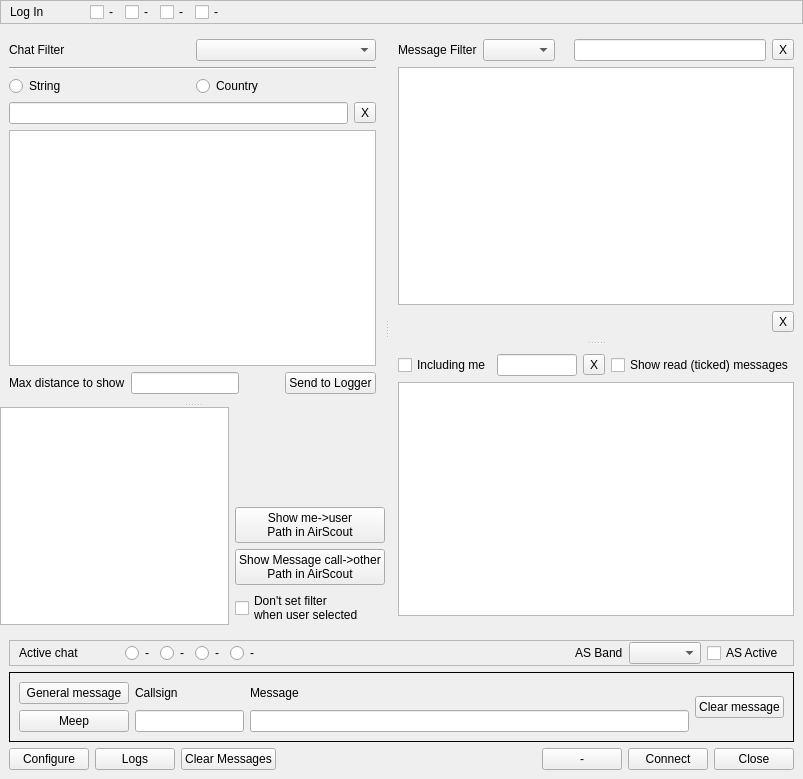
First picture: the form in mqt/MqtKSTClient/kstmainwindow.ui, repository Rsclub22/Minos2-Mirror, before the edit.
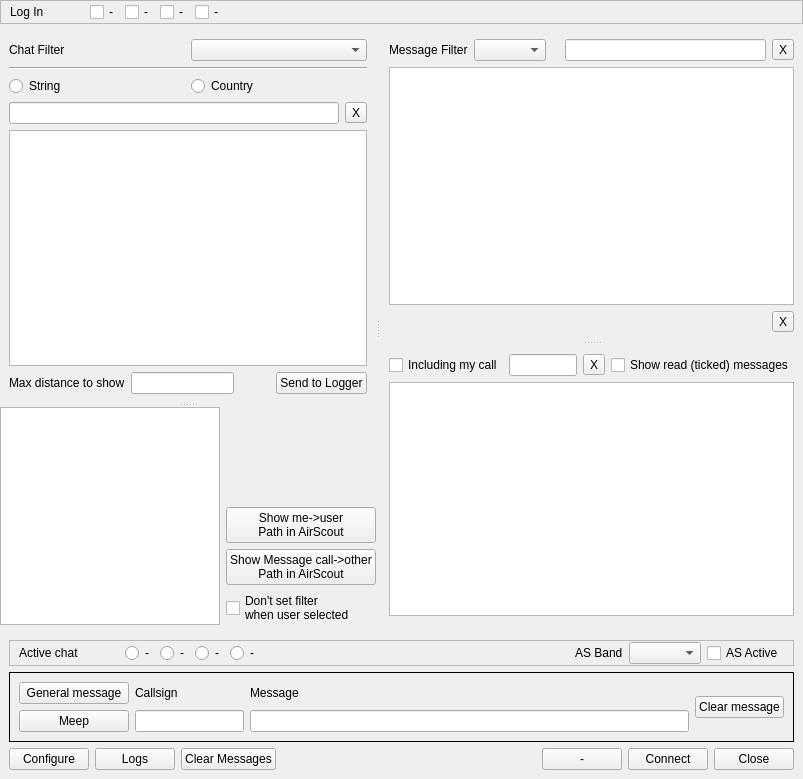
Second picture: the form after the edit. Custom widgets are drawn as their Qt base class.

The edit to the form file:
```diff
--- a/mqt/MqtKSTClient/kstmainwindow.ui
+++ b/mqt/MqtKSTClient/kstmainwindow.ui
@@ -466,7 +466,7 @@
               <item>
                <widget class="QCheckBox" name="includeMeCb">
                 <property name="text">
-                 <string>Including me</string>
+                 <string>Including my call</string>
                 </property>
                </widget>
               </item>
```
Left out of the diff: 16 changed lines with no effect on the pictures.
